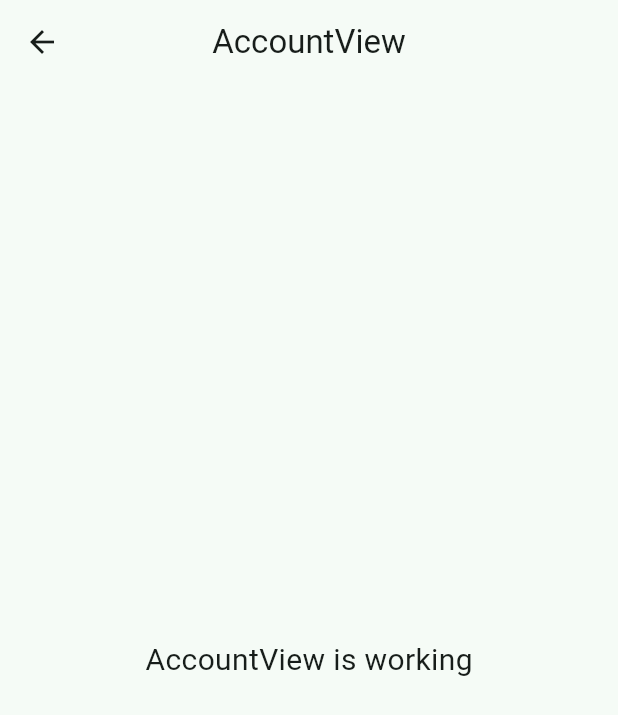
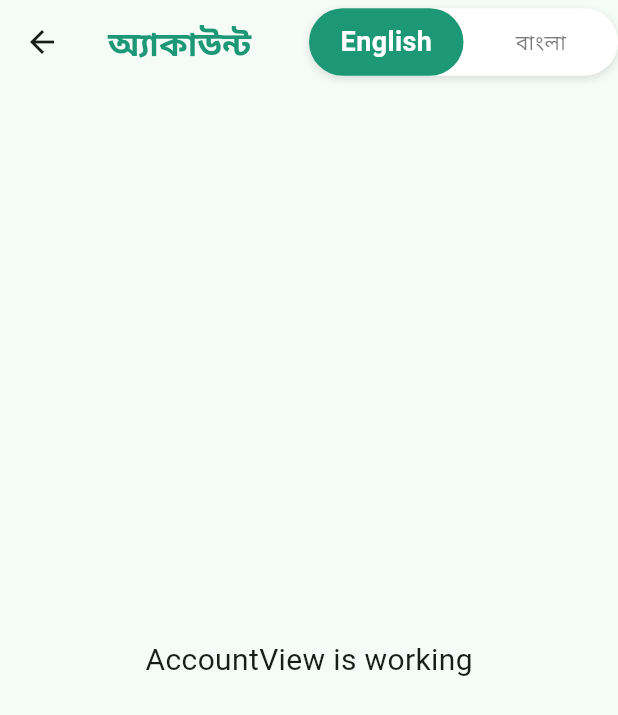
Before and after one commit to Milon3658/chicken_app, a Flutter app: the AccountView screen opened by its route, on a phone screen of 412 x 824 dp. Shown: the top 715 px of the screen. Run offline on Flutter 3.47's test engine with Material 3 defaults, Android fonts, the phone set to English and light mode, and no system bars; drawn by our look-alikes of flutter_toggle_tab; our stand-ins replace gap, get.

Commit message:
Refactor account module bindings and controller; implement tab toggle in AccountView and update MainPage initialization

```diff
--- a/lib/app/modules/account/bindings/account_binding.dart
+++ b/lib/app/modules/account/bindings/account_binding.dart
@@ -5,8 +5,8 @@ import '../controllers/account_controller.dart';
 class AccountBinding extends Bindings {
   @override
   void dependencies() {
-    Get.lazyPut<AccountController>(
-      () => AccountController(),
+    Get.put<AccountController>(
+      AccountController(),
     );
   }
 }
--- a/lib/app/modules/account/controllers/account_controller.dart
+++ b/lib/app/modules/account/controllers/account_controller.dart
@@ -1,9 +1,9 @@
 import 'package:get/get.dart';
 
 class AccountController extends GetxController {
-  //TODO: Implement AccountController
+  final count = 0.obs;
+  RxInt tabTextIconIndexSelected = 0.obs;
 
-  final count = 0.obs;
   @override
   void onInit() {
     super.onInit();
--- a/lib/app/modules/account/views/account_view.dart
+++ b/lib/app/modules/account/views/account_view.dart
@@ -1,17 +1,44 @@
+import 'package:chicken/app/data/AppColors.dart';
 import 'package:flutter/material.dart';
-
+import 'package:flutter_toggle_tab/flutter_toggle_tab.dart';
 import 'package:get/get.dart';
-
 import '../controllers/account_controller.dart';
 
 class AccountView extends GetView<AccountController> {
   const AccountView({super.key});
   @override
   Widget build(BuildContext context) {
+    List<DataTab> _listIconTabToggle = [
+      DataTab(title: "English"),
+      DataTab(title: "বাংলা"),
+    ];
     return Scaffold(
       appBar: AppBar(
-        title: const Text('AccountView'),
-        centerTitle: true,
+        title: Text(
+          'অ্যাকাউন্ট',
+          style: TextStyle(color: primaryColor, fontWeight: FontWeight.bold),
+        ),
+        actions: [
+          Obx(() => FlutterToggleTab(
+                width: 50,
+                borderRadius: 40,
+                unSelectedBackgroundColors: [Colors.white],
+                selectedBackgroundColors: [primaryColor],
+                selectedTextStyle: TextStyle(
+                    color: Colors.white,
+                    fontSize: 18,
+                    fontWeight: FontWeight.w600),
+                unSelectedTextStyle: TextStyle(
+                    color: greyText.withOpacity(0.58),
+                    fontSize: 14,
+                    fontWeight: FontWeight.w400),
+                dataTabs: _listIconTabToggle,
+                selectedIndex: controller.tabTextIconIndexSelected.value,
+                selectedLabelIndex: (index) {
+                  controller.tabTextIconIndexSelected.value = index;
+                },
+              )),
+        ],
       ),
       body: const Center(
         child: Text(
--- a/lib/app/modules/mainpage/bindings/mainpage_binding.dart
+++ b/lib/app/modules/mainpage/bindings/mainpage_binding.dart
@@ -1,3 +1,4 @@
+import 'package:chicken/app/modules/account/controllers/account_controller.dart';
 import 'package:get/get.dart';
 
 import '../controllers/mainpage_controller.dart';
@@ -8,5 +9,6 @@ class MainpageBinding extends Bindings {
     Get.lazyPut<MainpageController>(
       () => MainpageController(),
     );
+    Get.put(AccountController());
   }
 }
--- a/lib/app/modules/mainpage/views/mainpage_view.dart
+++ b/lib/app/modules/mainpage/views/mainpage_view.dart
@@ -31,6 +31,7 @@ class _MainpageViewState extends State<MainpageView> {
     return Scaffold(
       backgroundColor: Color(0xffEEEEEE),
       body: PageView(
+        physics: NeverScrollableScrollPhysics(),
         controller: _pageController,
         onPageChanged: (index) {
           setState(() {
--- a/lib/main.dart
+++ b/lib/main.dart
@@ -1,3 +1,4 @@
+import 'package:chicken/app/modules/mainpage/bindings/mainpage_binding.dart';
 import 'package:chicken/app/routes/app_pages.dart';
 import 'package:flutter/material.dart';
 import 'package:get/get.dart';
@@ -11,6 +12,7 @@ class MyApp extends StatelessWidget {
   @override
   Widget build(BuildContext context) {
     return GetMaterialApp(
+      initialBinding: MainpageBinding(),
       debugShowCheckedModeBanner: false,
       title: 'Chicknes',
       theme: ThemeData(
--- a/pubspec.yaml
+++ b/pubspec.yaml
@@ -36,6 +36,8 @@ dependencies:
   cupertino_icons: ^1.0.8
   get: ^4.6.6
   gap: ^3.0.1
+  toggle_switch: ^2.3.0
+  flutter_toggle_tab: ^1.5.1
 
 dev_dependencies:
   flutter_test:
```
Also changed, not shown: pubspec.lock.
